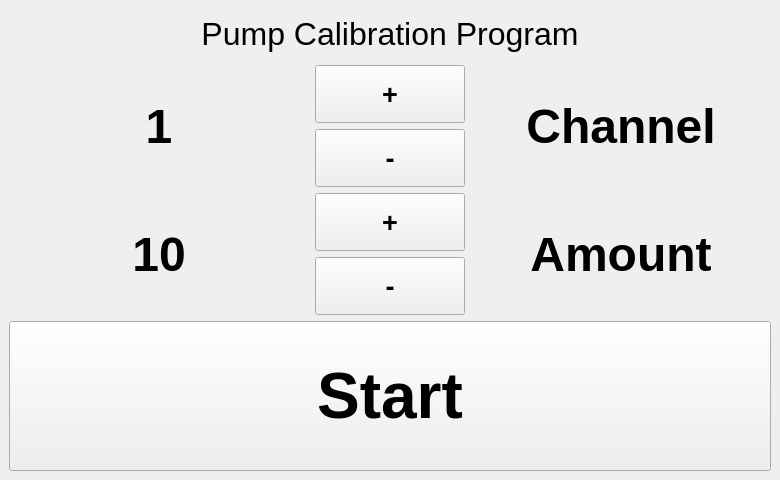
Before: the Qt Designer form src/ui_elements/Calibration.ui in AndreWohnsland/CocktailBerry, drawn with Qt 5.
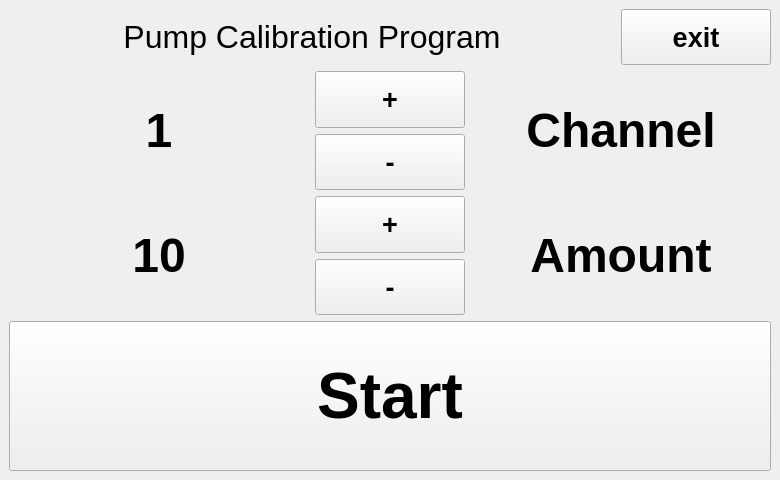
After: the same form once the commit is applied.

Commit message: Added exit button

The edit to the form file:
```diff
--- a/src/ui_elements/Calibration.ui
+++ b/src/ui_elements/Calibration.ui
@@ -20,61 +20,95 @@
    <layout class="QVBoxLayout" name="verticalLayout">
     <item>
      <layout class="QGridLayout" name="gridLayout">
-      <item row="4" column="0" rowspan="2">
-       <widget class="QLabel" name="amount">
+      <item row="3" column="2" rowspan="2">
+       <widget class="QLabel" name="label_2">
+        <property name="font">
+         <font>
+          <pointsize>36</pointsize>
+          <weight>75</weight>
+          <bold>true</bold>
+         </font>
+        </property>
+        <property name="text">
+         <string>Amount</string>
+        </property>
+        <property name="alignment">
+         <set>Qt::AlignCenter</set>
+        </property>
+       </widget>
+      </item>
+      <item row="1" column="2" rowspan="2">
+       <widget class="QLabel" name="label">
+        <property name="font">
+         <font>
+          <pointsize>36</pointsize>
+          <weight>75</weight>
+          <bold>true</bold>
+         </font>
+        </property>
+        <property name="text">
+         <string>Channel</string>
+        </property>
+        <property name="alignment">
+         <set>Qt::AlignCenter</set>
+        </property>
+       </widget>
+      </item>
+      <item row="3" column="1">
+       <widget class="QPushButton" name="amount_plus">
         <property name="minimumSize">
          <size>
-          <width>0</width>
-          <height>100</height>
+          <width>60</width>
+          <height>40</height>
          </size>
         </property>
         <property name="maximumSize">
          <size>
-          <width>16777215</width>
-          <height>300</height>
+          <width>150</width>
+          <height>150</height>
          </size>
         </property>
         <property name="font">
          <font>
-          <pointsize>36</pointsize>
+          <pointsize>20</pointsize>
           <weight>75</weight>
           <bold>true</bold>
          </font>
         </property>
         <property name="text">
-         <string>10</string>
+         <string>+</string>
         </property>
-        <property name="alignment">
-         <set>Qt::AlignCenter</set>
+        <property name="cssClass" stdset="0">
+         <string>btn-inverted</string>
         </property>
        </widget>
       </item>
-      <item row="2" column="0" rowspan="2">
-       <widget class="QLabel" name="channel">
+      <item row="4" column="1">
+       <widget class="QPushButton" name="amount_minus">
         <property name="minimumSize">
          <size>
-          <width>0</width>
-          <height>100</height>
+          <width>60</width>
+          <height>40</height>
          </size>
         </property>
         <property name="maximumSize">
          <size>
-          <width>16777215</width>
-          <height>300</height>
+          <width>150</width>
+          <height>150</height>
          </size>
         </property>
         <property name="font">
          <font>
-          <pointsize>36</pointsize>
+          <pointsize>20</pointsize>
           <weight>75</weight>
           <bold>true</bold>
          </font>
         </property>
         <property name="text">
-         <string>1</string>
+         <string>-</string>
         </property>
-        <property name="alignment">
-         <set>Qt::AlignCenter</set>
+        <property name="cssClass" stdset="0">
+         <string>btn-inverted</string>
         </property>
        </widget>
       </item>
@@ -107,37 +141,7 @@
         </property>
        </widget>
       </item>
-      <item row="0" column="0" colspan="3">
-       <widget class="QLabel" name="label_3">
-        <property name="minimumSize">
-         <size>
-          <width>0</width>
-          <height>30</height>
-         </size>
-        </property>
-        <property name="maximumSize">
-         <size>
-          <width>16777215</width>
-          <height>50</height>
-         </size>
-        </property>
-        <property name="font">
-         <font>
-          <pointsize>24</pointsize>
-         </font>
-        </property>
-        <property name="styleSheet">
-         <string notr="true"/>
-        </property>
-        <property name="text">
-         <string>Pump Calibration Program</string>
-        </property>
-        <property name="alignment">
-         <set>Qt::AlignCenter</set>
-        </property>
-       </widget>
-      </item>
-      <item row="2" column="1">
+      <item row="1" column="1">
        <widget class="QPushButton" name="channel_plus">
         <property name="minimumSize">
          <size>
@@ -166,7 +170,7 @@
         </property>
        </widget>
       </item>
-      <item row="3" column="1">
+      <item row="2" column="1">
        <widget class="QPushButton" name="channel_minus">
         <property name="minimumSize">
          <size>
@@ -195,98 +199,127 @@
         </property>
        </widget>
       </item>
-      <item row="2" column="2" rowspan="2">
-       <widget class="QLabel" name="label">
-        <property name="font">
-         <font>
-          <pointsize>36</pointsize>
-          <weight>75</weight>
-          <bold>true</bold>
-         </font>
-        </property>
-        <property name="text">
-         <string>Channel</string>
-        </property>
-        <property name="alignment">
-         <set>Qt::AlignCenter</set>
-        </property>
-       </widget>
-      </item>
-      <item row="4" column="2" rowspan="2">
-       <widget class="QLabel" name="label_2">
-        <property name="font">
-         <font>
-          <pointsize>36</pointsize>
-          <weight>75</weight>
-          <bold>true</bold>
-         </font>
-        </property>
-        <property name="text">
-         <string>Amount</string>
-        </property>
-        <property name="alignment">
-         <set>Qt::AlignCenter</set>
-        </property>
-       </widget>
-      </item>
-      <item row="4" column="1">
-       <widget class="QPushButton" name="amount_plus">
+      <item row="3" column="0" rowspan="2">
+       <widget class="QLabel" name="amount">
         <property name="minimumSize">
          <size>
-          <width>60</width>
-          <height>40</height>
+          <width>0</width>
+          <height>100</height>
          </size>
         </property>
         <property name="maximumSize">
          <size>
-          <width>150</width>
-          <height>150</height>
+          <width>16777215</width>
+          <height>300</height>
          </size>
         </property>
         <property name="font">
          <font>
-          <pointsize>20</pointsize>
+          <pointsize>36</pointsize>
           <weight>75</weight>
           <bold>true</bold>
          </font>
         </property>
         <property name="text">
-         <string>+</string>
+         <string>10</string>
         </property>
-        <property name="cssClass" stdset="0">
-         <string>btn-inverted</string>
+        <property name="alignment">
+         <set>Qt::AlignCenter</set>
         </property>
        </widget>
       </item>
-      <item row="5" column="1">
-       <widget class="QPushButton" name="amount_minus">
+      <item row="1" column="0" rowspan="2">
+       <widget class="QLabel" name="channel">
         <property name="minimumSize">
          <size>
-          <width>60</width>
-          <height>40</height>
+          <width>0</width>
+          <height>100</height>
          </size>
         </property>
         <property name="maximumSize">
          <size>
-          <width>150</width>
-          <height>150</height>
+          <width>16777215</width>
+          <height>300</height>
          </size>
         </property>
         <property name="font">
          <font>
-          <pointsize>20</pointsize>
+          <pointsize>36</pointsize>
           <weight>75</weight>
           <bold>true</bold>
          </font>
         </property>
         <property name="text">
-         <string>-</string>
+         <string>1</string>
         </property>
-        <property name="cssClass" stdset="0">
-         <string>btn-inverted</string>
+        <property name="alignment">
+         <set>Qt::AlignCenter</set>
         </property>
        </widget>
       </item>
+      <item row="0" column="0" colspan="3">
+       <layout class="QHBoxLayout" name="horizontalLayout">
+        <item>
+         <widget class="QLabel" name="label_4">
+          <property name="minimumSize">
+           <size>
+            <width>0</width>
+            <height>30</height>
+           </size>
+          </property>
+          <property name="maximumSize">
+           <size>
+            <width>16777215</width>
+            <height>50</height>
+           </size>
+          </property>
+          <property name="font">
+           <font>
+            <pointsize>24</pointsize>
+           </font>
+          </property>
+          <property name="styleSheet">
+           <string notr="true"/>
+          </property>
+          <property name="text">
+           <string>Pump Calibration Program</string>
+          </property>
+          <property name="alignment">
+           <set>Qt::AlignCenter</set>
+          </property>
+         </widget>
+        </item>
+        <item>
+         <widget class="QPushButton" name="button_exit">
+          <property name="minimumSize">
+           <size>
+            <width>100</width>
+            <height>40</height>
+           </size>
+          </property>
+          <property name="maximumSize">
+           <size>
+            <width>150</width>
+            <height>150</height>
+           </size>
+          </property>
+          <property name="font">
+           <font>
+            <pointsize>20</pointsize>
+            <weight>75</weight>
+            <bold>true</bold>
+           </font>
+          </property>
+          <property name="text">
+           <string>exit</string>
+          </property>
+          <property name="cssClass" stdset="0">
+           <string>btn-inverted</string>
+          </property>
+         </widget>
+        </item>
+       </layout>
+      </item>
      </layout>
     </item>
    </layout>
```
Left out of the diff: 2 changed lines with no effect on the pictures.
